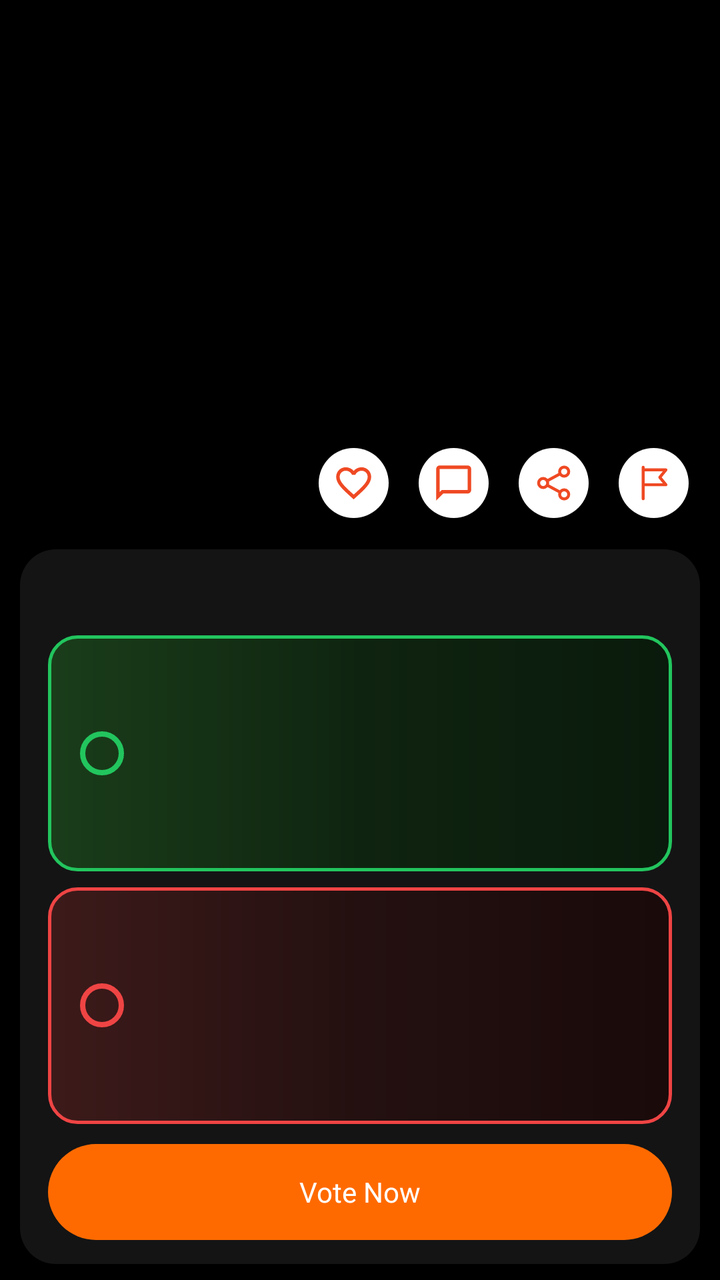
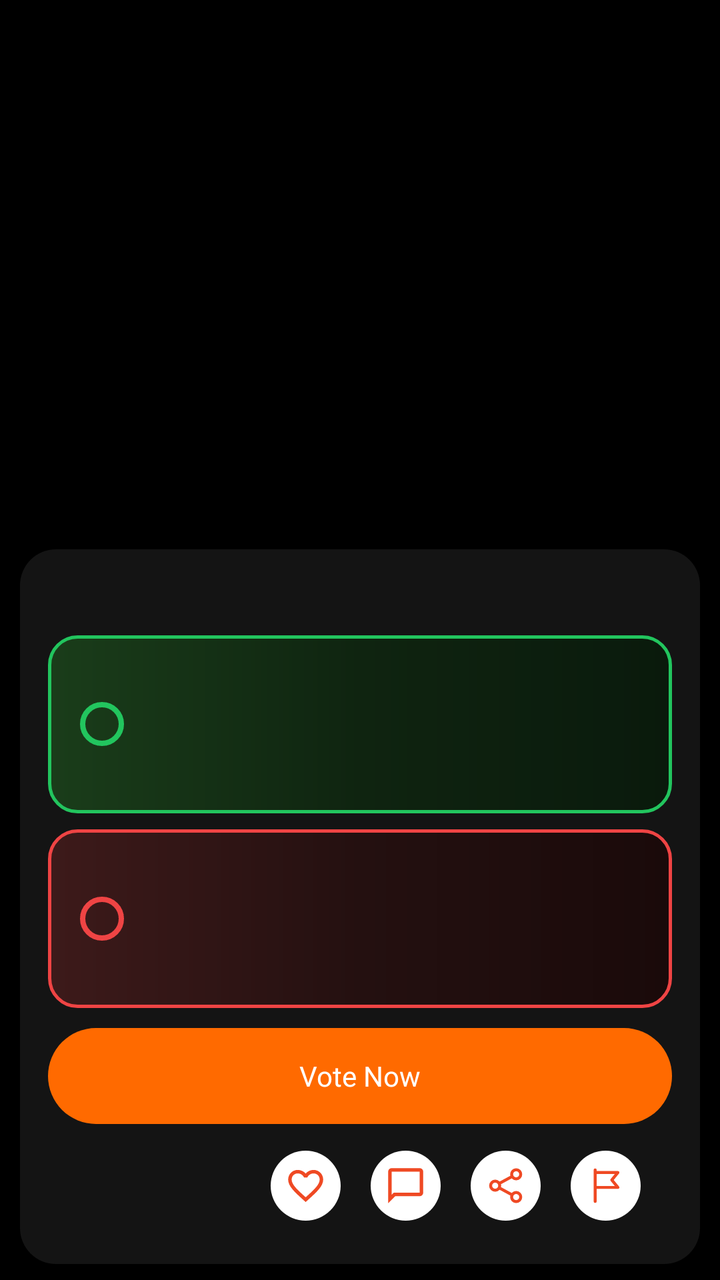

The first picture is an Android layout as it rendered before a commit; the second is the same layout after the commit. The layout source and the unified diff follow.
<!-- AndroidManifest.xml: fallback theme Theme.MaterialComponents.DayNight.NoActionBar -->
<!-- res/layout/activity_survey_page_flip.xml -->
<?xml version="1.0" encoding="utf-8"?>
<RelativeLayout
    xmlns:android="http://schemas.android.com/apk/res/android"
    xmlns:app="http://schemas.android.com/apk/res-auto"
    android:id="@+id/rl_survay_main"
    android:layout_width="match_parent"
    android:layout_height="match_parent"
    android:gravity="center">

    <LinearLayout
        android:layout_width="match_parent"
        android:layout_height="match_parent"
        android:orientation="vertical">

        
        <FrameLayout
            android:layout_width="match_parent"
            android:layout_height="0dp"
            android:layout_weight="4.2"
            android:background="@color/black">

            <ImageView
                android:id="@+id/survey_half_image"
                android:layout_width="match_parent"
                android:layout_height="match_parent"
                android:adjustViewBounds="true"
                android:contentDescription="@null"
                android:scaleType="fitXY"
                android:src="@drawable/md_btn_selector_ripple_dark" />

            
            <include
                layout="@layout/include_half_engagement_row"
                android:layout_width="match_parent"
                android:layout_height="wrap_content"
                android:layout_gravity="bottom"
                android:layout_marginBottom="2dp" />
        </FrameLayout>

        
        <FrameLayout
            android:layout_width="match_parent"
            android:layout_height="0dp"
            android:layout_weight="5.8"
            android:background="@color/black"
            android:paddingStart="10dp"
            android:paddingEnd="10dp"
            android:paddingTop="6dp"
            android:paddingBottom="8dp">

            <LinearLayout
                android:id="@+id/rl_question"
                android:layout_width="match_parent"
                android:layout_height="match_parent"
                android:background="@drawable/bg_poll_card_dark"
                android:orientation="vertical"
                android:paddingStart="14dp"
                android:paddingEnd="14dp"
                android:paddingTop="14dp"
                android:paddingBottom="12dp">

                <TextView
                    android:id="@+id/tv_survey_question_english"
                    android:layout_width="match_parent"
                    android:layout_height="wrap_content"
                    android:ellipsize="end"
                    android:fontFamily="@font/roboto_bold"
                    android:gravity="center"
                    android:letterSpacing="0.01"
                    android:lineSpacingExtra="2sp"
                    android:maxLines="3"
                    android:paddingBottom="10dp"
                    android:textColor="@color/poll_card_question"
                    android:textSize="@dimen/_14sdp"
                    android:textStyle="bold" />

                
                <TextView
                    android:id="@+id/tv_survey_question_common"
                    android:layout_width="0dp"
                    android:layout_height="0dp"
                    android:visibility="gone" />
                <TextView
                    android:id="@+id/tv_survey_question_tamil"
                    android:layout_width="0dp"
                    android:layout_height="0dp"
                    android:visibility="gone" />

                
                <LinearLayout
                    android:id="@+id/ll_options_layout"
                    android:layout_width="match_parent"
                    android:layout_height="0dp"
                    android:layout_weight="1"
                    android:orientation="vertical">

                    
                    <LinearLayout
                        android:id="@+id/option_row_yes"
                        android:layout_width="match_parent"
                        android:layout_height="0dp"
                        android:layout_weight="1"
                        android:layout_marginBottom="8dp"
                        android:background="@drawable/bg_poll_option_green"
                        android:gravity="center_vertical"
                        android:orientation="horizontal"
                        android:paddingStart="16dp"
                        android:paddingEnd="16dp"
                        android:clickable="true"
                        android:focusable="true">

                        <View
                            android:id="@+id/radio_yes"
                            android:layout_width="22dp"
                            android:layout_height="22dp"
                            android:background="@drawable/bg_poll_radio_green" />

                        <TextView
                            android:id="@+id/tv_answer_yes"
                            android:layout_width="0dp"
                            android:layout_height="wrap_content"
                            android:layout_marginStart="14dp"
                            android:layout_weight="1"
                            android:ellipsize="end"
                            android:fontFamily="@font/roboto_bold"
                            android:maxLines="2"
                            android:textColor="@color/poll_card_question"
                            android:textSize="@dimen/_14sdp" />
                    </LinearLayout>

                    
                    <LinearLayout
                        android:id="@+id/option_row_no"
                        android:layout_width="match_parent"
                        android:layout_height="0dp"
                        android:layout_weight="1"
                        android:layout_marginBottom="10dp"
                        android:background="@drawable/bg_poll_option_red"
                        android:gravity="center_vertical"
                        android:orientation="horizontal"
                        android:paddingStart="16dp"
                        android:paddingEnd="16dp"
                        android:clickable="true"
                        android:focusable="true">

                        <View
                            android:id="@+id/radio_no"
                            android:layout_width="22dp"
                            android:layout_height="22dp"
                            android:background="@drawable/bg_poll_radio_red" />

                        <TextView
                            android:id="@+id/tv_answer_no"
                            android:layout_width="0dp"
                            android:layout_height="wrap_content"
                            android:layout_marginStart="14dp"
                            android:layout_weight="1"
                            android:ellipsize="end"
                            android:fontFamily="@font/roboto_bold"
                            android:maxLines="2"
                            android:textColor="@color/poll_card_question"
                            android:textSize="@dimen/_14sdp" />
                    </LinearLayout>

                    <TextView
                        android:id="@+id/btn_vote_now_survey"
                        android:layout_width="match_parent"
                        android:layout_height="48dp"
                        android:background="@drawable/bg_poll_vote_now"
                        android:fontFamily="@font/roboto_bold"
                        android:gravity="center"
                        android:text="@string/vote_now"
                        android:textColor="@color/poll_vote_now_text"
                        android:textSize="@dimen/_14sdp"
                        android:clickable="true"
                        android:focusable="true" />
                </LinearLayout>

                
                <LinearLayout
                    android:id="@+id/ll_percent_layout"
                    android:layout_width="match_parent"
                    android:layout_height="0dp"
                    android:layout_weight="1"
                    android:orientation="vertical"
                    android:visibility="gone">

                    
                    <LinearLayout
                        android:id="@+id/result_row_yes"
                        android:layout_width="match_parent"
                        android:layout_height="0dp"
                        android:layout_weight="1"
                        android:layout_marginBottom="8dp"
                        android:background="@drawable/bg_poll_result_green"
                        android:orientation="vertical"
                        android:paddingStart="12dp"
                        android:paddingEnd="12dp"
                        android:paddingTop="10dp"
                        android:paddingBottom="10dp">

                        <LinearLayout
                            android:layout_width="match_parent"
                            android:layout_height="wrap_content"
                            android:gravity="center_vertical"
                            android:orientation="horizontal">

                            <TextView
                                android:id="@+id/badge_yes"
                                android:layout_width="26dp"
                                android:layout_height="26dp"
                                android:background="@drawable/bg_poll_badge_green"
                                android:fontFamily="@font/roboto_bold"
                                android:gravity="center"
                                android:text="1"
                                android:textColor="@color/white"
                                android:textSize="12sp" />

                            <TextView
                                android:id="@+id/tv_yes_label"
                                android:layout_width="0dp"
                                android:layout_height="wrap_content"
                                android:layout_marginStart="10dp"
                                android:layout_weight="1"
                                android:ellipsize="end"
                                android:fontFamily="@font/roboto_bold"
                                android:maxLines="2"
                                android:textColor="@color/poll_card_question"
                                android:textSize="@dimen/_12sdp" />

                            <TextView
                                android:id="@+id/tv_yes_percent"
                                android:layout_width="wrap_content"
                                android:layout_height="wrap_content"
                                android:fontFamily="@font/roboto_bold"
                                android:textColor="@color/poll_card_question"
                                android:textSize="@dimen/_18sdp"
                                android:textStyle="bold" />
                        </LinearLayout>

                        <FrameLayout
                            android:layout_width="match_parent"
                            android:layout_height="6dp"
                            android:layout_marginTop="10dp"
                            android:layout_marginStart="36dp">

                            <View
                                android:layout_width="match_parent"
                                android:layout_height="match_parent"
                                android:background="@drawable/bg_poll_progress_track" />

                            <View
                                android:id="@+id/yes_percent_fill"
                                android:layout_width="0dp"
                                android:layout_height="match_parent"
                                android:layout_gravity="start"
                                android:background="@drawable/bg_poll_progress_green" />
                        </FrameLayout>
                    </LinearLayout>

                    
                    <LinearLayout
                        android:id="@+id/result_row_no"
                        android:layout_width="match_parent"
                        android:layout_height="0dp"
                        android:layout_weight="1"
                        android:background="@drawable/bg_poll_result_red"
                        android:orientation="vertical"
                        android:paddingStart="12dp"
                        android:paddingEnd="12dp"
                        android:paddingTop="10dp"
                        android:paddingBottom="10dp">

                        <LinearLayout
                            android:layout_width="match_parent"
                            android:layout_height="wrap_content"
                            android:gravity="center_vertical"
                            android:orientation="horizontal">

                            <TextView
                                android:id="@+id/badge_no"
                                android:layout_width="26dp"
                                android:layout_height="26dp"
                                android:background="@drawable/bg_poll_badge_red"
                                android:fontFamily="@font/roboto_bold"
                                android:gravity="center"
                                android:text="2"
                                android:textColor="@color/white"
                                android:textSize="12sp" />

                            <TextView
                                android:id="@+id/tv_no_label"
                                android:layout_width="0dp"
                                android:layout_height="wrap_content"
                                android:layout_marginStart="10dp"
                                android:layout_weight="1"
                                android:ellipsize="end"
                                android:fontFamily="@font/roboto_bold"
                                android:maxLines="2"
                                android:textColor="@color/poll_card_question"
                                android:textSize="@dimen/_12sdp" />

                            <TextView
                                android:id="@+id/tv_no_percent"
                                android:layout_width="wrap_content"
                                android:layout_height="wrap_content"
                                android:fontFamily="@font/roboto_bold"
                                android:textColor="@color/poll_card_question"
                                android:textSize="@dimen/_18sdp"
                                android:textStyle="bold" />
                        </LinearLayout>

                        <FrameLayout
                            android:layout_width="match_parent"
                            android:layout_height="6dp"
                            android:layout_marginTop="10dp"
                            android:layout_marginStart="36dp">

                            <View
                                android:layout_width="match_parent"
                                android:layout_height="match_parent"
                                android:background="@drawable/bg_poll_progress_track" />

                            <View
                                android:id="@+id/no_percent_fill"
                                android:layout_width="0dp"
                                android:layout_height="match_parent"
                                android:layout_gravity="start"
                                android:background="@drawable/bg_poll_progress_red" />
                        </FrameLayout>
                    </LinearLayout>
                </LinearLayout>

                
                <View android:id="@+id/neomorphFrameLayoutYes" android:layout_width="0dp" android:layout_height="0dp" android:visibility="gone" />
                <View android:id="@+id/neomorphFrameLayoutNo" android:layout_width="0dp" android:layout_height="0dp" android:visibility="gone" />
                <View android:id="@+id/neomorphFrameLayoutYesSelected" android:layout_width="0dp" android:layout_height="0dp" android:visibility="gone" />
                <View android:id="@+id/neomorphFrameLayoutNoSelected" android:layout_width="0dp" android:layout_height="0dp" android:visibility="gone" />
                <View android:id="@+id/neomorphFrameLayoutYesPercent" android:layout_width="0dp" android:layout_height="0dp" android:visibility="gone" />
                <View android:id="@+id/neomorphFrameLayoutNoPercent" android:layout_width="0dp" android:layout_height="0dp" android:visibility="gone" />
                <TextView android:id="@+id/tv_answer_yes_telugu" android:layout_width="0dp" android:layout_height="0dp" android:visibility="gone" />
                <TextView android:id="@+id/tv_answer_yes_tamil" android:layout_width="0dp" android:layout_height="0dp" android:visibility="gone" />
                <TextView android:id="@+id/tv_answer_yes_selected" android:layout_width="0dp" android:layout_height="0dp" android:visibility="gone" />
                <TextView android:id="@+id/tv_answer_no_selected" android:layout_width="0dp" android:layout_height="0dp" android:visibility="gone" />
                <View android:id="@+id/card_view_survey" android:layout_width="0dp" android:layout_height="0dp" android:visibility="gone" />
            </LinearLayout>
        </FrameLayout>
    </LinearLayout>
</RelativeLayout>
<!-- res/layout/include_half_engagement_row.xml (included above) -->
<?xml version="1.0" encoding="utf-8"?>
<LinearLayout
    xmlns:android="http://schemas.android.com/apk/res/android"
    android:id="@+id/with_out_strips_layout"
    android:layout_width="match_parent"
    android:layout_height="wrap_content"
    android:clipChildren="false"
    android:clipToPadding="false"
    android:gravity="center_vertical|end"
    android:minHeight="44dp"
    android:orientation="horizontal"
    android:paddingEnd="8dp"
    android:paddingBottom="4dp"
    android:visibility="visible">

    <View
        android:layout_width="0dp"
        android:layout_height="1dp"
        android:layout_weight="1" />

    <LinearLayout
        android:id="@+id/half_image_like_icon"
        android:layout_width="42dp"
        android:layout_height="42dp"
        android:layout_marginEnd="8dp"
        android:clipChildren="false"
        android:clipToPadding="false"
        android:gravity="center">

        <FrameLayout
            android:layout_width="match_parent"
            android:layout_height="match_parent"
            android:clipChildren="false"
            android:clipToPadding="false">

            <ImageView
                android:id="@+id/half_image_like"
                android:layout_width="35dp"
                android:layout_height="35dp"
                android:layout_gravity="center"
                android:background="@drawable/white_oval"
                android:contentDescription="@string/like_image"
                android:padding="7dp"
                android:src="@drawable/ic_action_like" />

            <TextView
                android:id="@+id/half_like_count"
                android:layout_width="wrap_content"
                android:layout_height="wrap_content"
                android:layout_gravity="bottom|end"
                android:layout_marginEnd="-3dp"
                android:layout_marginBottom="-3dp"
                android:background="@drawable/bg_engagement_count_badge"
                android:elevation="4dp"
                android:fontFamily="@font/roboto_medium"
                android:gravity="center"
                android:minWidth="14dp"
                android:minHeight="14dp"
                android:paddingStart="2dp"
                android:paddingEnd="2dp"
                android:textColor="@color/engagement_badge_text"
                android:textSize="9sp"
                android:textStyle="bold"
                android:visibility="gone" />
        </FrameLayout>
    </LinearLayout>

    <LinearLayout
        android:id="@+id/half_comment"
        android:layout_width="42dp"
        android:layout_height="42dp"
        android:layout_marginEnd="8dp"
        android:clipChildren="false"
        android:clipToPadding="false"
        android:gravity="center">

        <FrameLayout
            android:layout_width="match_parent"
            android:layout_height="match_parent"
            android:clipChildren="false"
            android:clipToPadding="false">

            <ImageView
                android:id="@+id/half_comment_icon"
                android:layout_width="35dp"
                android:layout_height="35dp"
                android:layout_gravity="center"
                android:background="@drawable/white_oval"
                android:contentDescription="@string/comment_image"
                android:padding="7dp"
                android:src="@drawable/ic_action_comment" />

            <TextView
                android:id="@+id/half_comment_count"
                android:layout_width="wrap_content"
                android:layout_height="wrap_content"
                android:layout_gravity="bottom|end"
                android:layout_marginEnd="-3dp"
                android:layout_marginBottom="-3dp"
                android:background="@drawable/bg_engagement_count_badge"
                android:elevation="4dp"
                android:fontFamily="@font/roboto_medium"
                android:gravity="center"
                android:minWidth="14dp"
                android:minHeight="14dp"
                android:paddingStart="2dp"
                android:paddingEnd="2dp"
                android:textColor="@color/engagement_badge_text"
                android:textSize="9sp"
                android:textStyle="bold"
                android:visibility="gone" />
        </FrameLayout>
    </LinearLayout>

    <LinearLayout
        android:id="@+id/half_share"
        android:layout_width="42dp"
        android:layout_height="42dp"
        android:layout_marginEnd="8dp"
        android:clipChildren="false"
        android:clipToPadding="false"
        android:gravity="center">

        <FrameLayout
            android:layout_width="match_parent"
            android:layout_height="match_parent"
            android:clipChildren="false"
            android:clipToPadding="false">

            <ImageView
                android:id="@+id/half_share_icon"
                android:layout_width="35dp"
                android:layout_height="35dp"
                android:layout_gravity="center"
                android:background="@drawable/white_oval"
                android:contentDescription="@string/share_image"
                android:padding="7dp"
                android:src="@drawable/ic_action_share" />

            <TextView
                android:id="@+id/half_share_count"
                android:layout_width="wrap_content"
                android:layout_height="wrap_content"
                android:layout_gravity="bottom|end"
                android:layout_marginEnd="-3dp"
                android:layout_marginBottom="-3dp"
                android:background="@drawable/bg_engagement_count_badge"
                android:elevation="4dp"
                android:fontFamily="@font/roboto_medium"
                android:gravity="center"
                android:minWidth="14dp"
                android:minHeight="14dp"
                android:paddingStart="2dp"
                android:paddingEnd="2dp"
                android:textColor="@color/engagement_badge_text"
                android:textSize="9sp"
                android:textStyle="bold"
                android:visibility="gone" />
        </FrameLayout>
    </LinearLayout>

    <LinearLayout
        android:id="@+id/report"
        android:layout_width="42dp"
        android:layout_height="42dp"
        android:layout_marginEnd="4dp"
        android:gravity="center">

        <ImageView
            android:id="@+id/report_icon"
            android:layout_width="35dp"
            android:layout_height="35dp"
            android:background="@drawable/white_oval"
            android:contentDescription="@null"
            android:padding="7dp"
            android:src="@drawable/ic_action_report" />
    </LinearLayout>
</LinearLayout>
<!-- resources referenced by this layout -->
<resources>
  <color name="black">#000000</color>
  <color name="engagement_badge_text">#FFFFFF</color>
  <color name="poll_card_question">#FFFFFF</color>
  <color name="poll_vote_now_text">#FFFFFF</color>
  <color name="white">#ffffff</color>
  <!-- drawable bg_poll_badge_green (drawable) -->
  <?xml version="1.0" encoding="utf-8"?>
  <shape xmlns:android="http://schemas.android.com/apk/res/android"
      android:shape="oval">
      <solid android:color="@color/poll_accent_green" />
      <size
          android:width="26dp"
          android:height="26dp" />
  </shape>
  <!-- drawable bg_poll_badge_red (drawable) -->
  <?xml version="1.0" encoding="utf-8"?>
  <shape xmlns:android="http://schemas.android.com/apk/res/android"
      android:shape="oval">
      <solid android:color="@color/poll_accent_red" />
      <size
          android:width="26dp"
          android:height="26dp" />
  </shape>
  <!-- drawable bg_poll_card_dark (drawable) -->
  <?xml version="1.0" encoding="utf-8"?>
  <shape xmlns:android="http://schemas.android.com/apk/res/android"
      android:shape="rectangle">
      <solid android:color="@color/poll_card_bg" />
      <corners android:radius="18dp" />
  </shape>
  <!-- drawable bg_poll_progress_green (drawable) -->
  <?xml version="1.0" encoding="utf-8"?>
  <shape xmlns:android="http://schemas.android.com/apk/res/android"
      android:shape="rectangle">
      <solid android:color="@color/poll_accent_green" />
      <corners android:radius="4dp" />
  </shape>
  <!-- drawable bg_poll_progress_red (drawable) -->
  <?xml version="1.0" encoding="utf-8"?>
  <shape xmlns:android="http://schemas.android.com/apk/res/android"
      android:shape="rectangle">
      <solid android:color="@color/poll_accent_red" />
      <corners android:radius="4dp" />
  </shape>
  <!-- drawable bg_poll_progress_track (drawable) -->
  <?xml version="1.0" encoding="utf-8"?>
  <shape xmlns:android="http://schemas.android.com/apk/res/android"
      android:shape="rectangle">
      <solid android:color="@color/poll_progress_track" />
      <corners android:radius="4dp" />
  </shape>
  <!-- drawable bg_poll_result_red (drawable) -->
  <?xml version="1.0" encoding="utf-8"?>
  <shape xmlns:android="http://schemas.android.com/apk/res/android"
      android:shape="rectangle">
      <solid android:color="#331818" />
      <stroke
          android:width="1dp"
          android:color="#33EF4444" />
      <corners android:radius="14dp" />
  </shape>
  <!-- drawable bg_poll_vote_now (drawable) -->
  <?xml version="1.0" encoding="utf-8"?>
  <shape xmlns:android="http://schemas.android.com/apk/res/android"
      android:shape="rectangle">
      <solid android:color="@color/poll_vote_now_bg" />
      <corners android:radius="28dp" />
  </shape>
  <!-- drawable md_btn_selector_ripple_dark (drawable) -->
  <ripple xmlns:android="http://schemas.android.com/apk/res/android"
      android:color="?android:colorControlHighlight">
  
      <item
          android:id="@android:id/mask"
          android:drawable="@drawable/md_btn_shape" />
  
  </ripple>
  <string name="comment_image">comment image</string>
  <string name="like_image">like image</string>
  <string name="share_image">share image</string>
  <string name="vote_now">Vote Now</string>
  <color name="engagement_badge_bg">#FF6300</color>
  <color name="engagement_badge_stroke">#E6FFFFFF</color>
  <color name="poll_accent_green">#22C55E</color>
  <color name="poll_accent_red">#EF4444</color>
  <color name="poll_card_bg">#141414</color>
  <color name="poll_progress_track">#33FFFFFF</color>
  <color name="poll_vote_now_bg">#FF6A00</color>
  <dimen name="md_button_inset_vertical">6dp</dimen>
  <dimen name="md_button_inset_horizontal">4dp</dimen>
  <dimen name="md_action_corner_radius">2dp</dimen>
  <dimen name="md_button_padding_vertical">4dp</dimen>
  <dimen name="md_button_padding_horizontal">8dp</dimen>
  <!-- unchanged entries left out for length: 12 -->
</resources>

<!-- the commit's change to res/layout/activity_survey_page_flip.xml (unified diff, before → after) -->
@@ -27,14 +27,6 @@
                 android:contentDescription="@null"
                 android:scaleType="fitXY"
                 android:src="@drawable/md_btn_selector_ripple_dark" />
-
-            
-            <include
-                layout="@layout/include_half_engagement_row"
-                android:layout_width="match_parent"
-                android:layout_height="wrap_content"
-                android:layout_gravity="bottom"
-                android:layout_marginBottom="2dp" />
         </FrameLayout>
 
         
@@ -330,6 +322,13 @@
                         </FrameLayout>
                     </LinearLayout>
                 </LinearLayout>
+
+                
+                <include
+                    layout="@layout/include_half_engagement_row"
+                    android:layout_width="match_parent"
+                    android:layout_height="wrap_content"
+                    android:layout_marginTop="6dp" />
 
                 
                 <View android:id="@+id/neomorphFrameLayoutYes" android:layout_width="0dp" android:layout_height="0dp" android:visibility="gone" />
@@ -359,9 +358,11 @@
     android:gravity="center_vertical|end"
     android:minHeight="44dp"
     android:orientation="horizontal"
+    android:paddingTop="4dp"
     android:paddingEnd="8dp"
-    android:paddingBottom="4dp"
-    android:visibility="visible">
+    android:paddingBottom="6dp"
+    android:visibility="visible"
+    android:elevation="6dp">
 
     <View
         android:layout_width="0dp"
